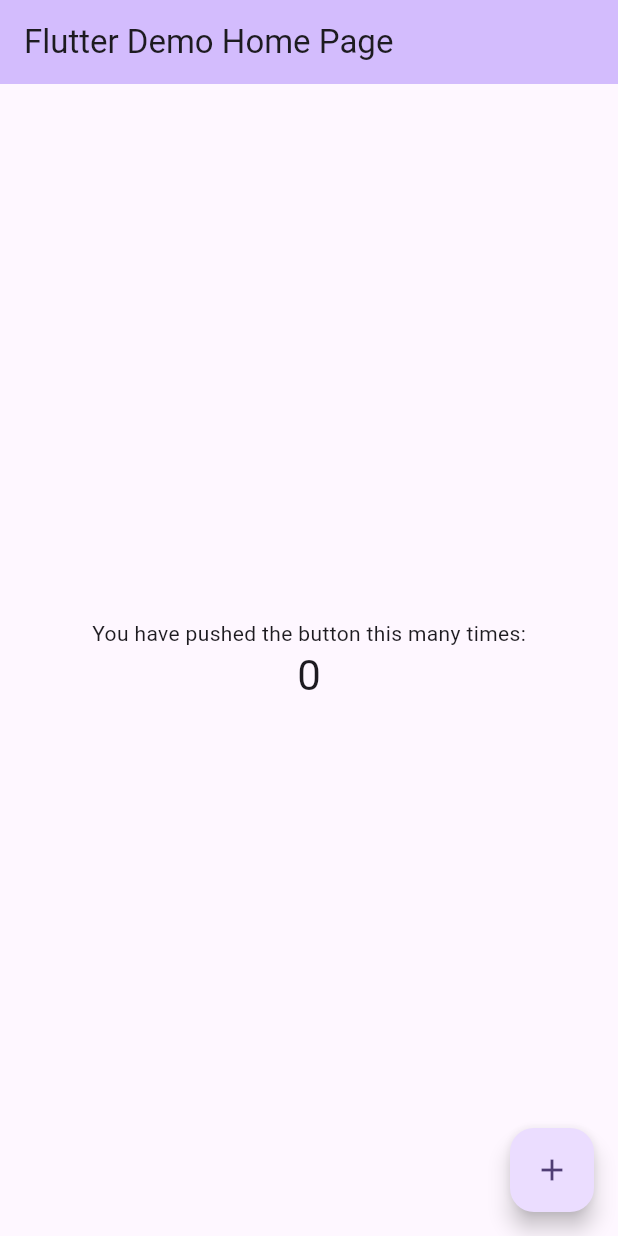
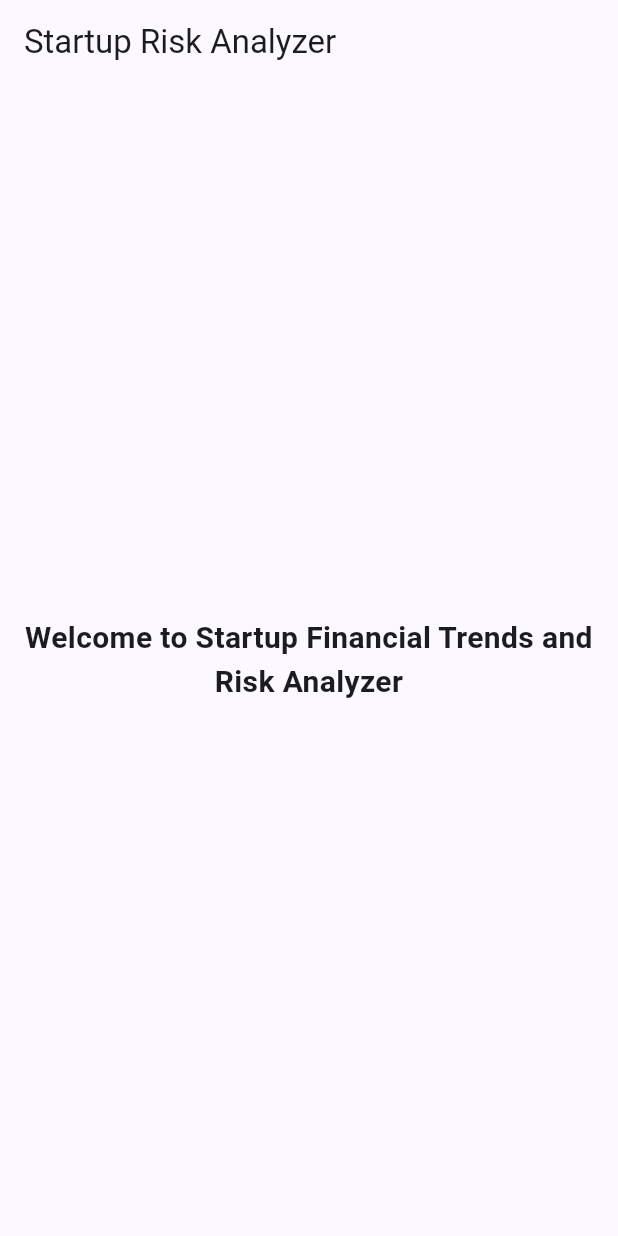
Before and after one commit to Cyber-ANGEL07/startup_financial_analyzer, a Flutter app: the screen it shows after launch, on a phone screen of 412 x 824 dp. Run offline on Flutter 3.47's test engine with Material 3 defaults, Android fonts, the phone set to English and light mode, and no system bars.

Commit message:
Seperate home screen from main app file

```diff
--- a/lib/main.dart
+++ b/lib/main.dart
@@ -1,122 +1,23 @@
 import 'package:flutter/material.dart';
+import 'screens/home_screen.dart';
 
 void main() {
-  runApp(const MyApp());
+  runApp(const StartupRiskAnalyzerApp());
 }
 
-class MyApp extends StatelessWidget {
-  const MyApp({super.key});
+class StartupRiskAnalyzerApp extends StatelessWidget {
+  const StartupRiskAnalyzerApp({super.key});
 
-  // This widget is the root of your application.
   @override
   Widget build(BuildContext context) {
     return MaterialApp(
-      title: 'Flutter Demo',
+      debugShowCheckedModeBanner: false,
+      title: 'Startup Financial Analyzer',
       theme: ThemeData(
-        // This is the theme of your application.
-        //
-        // TRY THIS: Try running your application with "flutter run". You'll see
-        // the application has a purple toolbar. Then, without quitting the app,
-        // try changing the seedColor in the colorScheme below to Colors.green
-        // and then invoke "hot reload" (save your changes or press the "hot
-        // reload" button in a Flutter-supported IDE, or press "r" if you used
-        // the command line to start the app).
-        //
-        // Notice that the counter didn't reset back to zero; the application
-        // state is not lost during the reload. To reset the state, use hot
-        // restart instead.
-        //
-        // This works for code too, not just values: Most code changes can be
-        // tested with just a hot reload.
-        colorScheme: .fromSeed(seedColor: Colors.deepPurple),
+        useMaterial3: true,
+        colorSchemeSeed: Colors.indigo,
       ),
-      home: const MyHomePage(title: 'Flutter Demo Home Page'),
+      home: const HomeScreen(),
     );
   }
 }
-
-class MyHomePage extends StatefulWidget {
-  const MyHomePage({super.key, required this.title});
-
-  // This widget is the home page of your application. It is stateful, meaning
-  // that it has a State object (defined below) that contains fields that affect
-  // how it looks.
-
-  // This class is the configuration for the state. It holds the values (in this
-  // case the title) provided by the parent (in this case the App widget) and
-  // used by the build method of the State. Fields in a Widget subclass are
-  // always marked "final".
-
-  final String title;
-
-  @override
-  State<MyHomePage> createState() => _MyHomePageState();
-}
-
-class _MyHomePageState extends State<MyHomePage> {
-  int _counter = 0;
-
-  void _incrementCounter() {
-    setState(() {
-      // This call to setState tells the Flutter framework that something has
-      // changed in this State, which causes it to rerun the build method below
-      // so that the display can reflect the updated values. If we changed
-      // _counter without calling setState(), then the build method would not be
-      // called again, and so nothing would appear to happen.
-      _counter++;
-    });
-  }
-
-  @override
-  Widget build(BuildContext context) {
-    // This method is rerun every time setState is called, for instance as done
-    // by the _incrementCounter method above.
-    //
-    // The Flutter framework has been optimized to make rerunning build methods
-    // fast, so that you can just rebuild anything that needs updating rather
-    // than having to individually change instances of widgets.
-    return Scaffold(
-      appBar: AppBar(
-        // TRY THIS: Try changing the color here to a specific color (to
-        // Colors.amber, perhaps?) and trigger a hot reload to see the AppBar
-        // change color while the other colors stay the same.
-        backgroundColor: Theme.of(context).colorScheme.inversePrimary,
-        // Here we take the value from the MyHomePage object that was created by
-        // the App.build method, and use it to set our appbar title.
-        title: Text(widget.title),
-      ),
-      body: Center(
-        // Center is a layout widget. It takes a single child and positions it
-        // in the middle of the parent.
-        child: Column(
-          // Column is also a layout widget. It takes a list of children and
-          // arranges them vertically. By default, it sizes itself to fit its
-          // children horizontally, and tries to be as tall as its parent.
-          //
-          // Column has various properties to control how it sizes itself and
-          // how it positions its children. Here we use mainAxisAlignment to
-          // center the children vertically; the main axis here is the vertical
-          // axis because Columns are vertical (the cross axis would be
-          // horizontal).
-          //
-          // TRY THIS: Invoke "debug painting" (choose the "Toggle Debug Paint"
-          // action in the IDE, or press "p" in the console), to see the
-          // wireframe for each widget.
-          mainAxisAlignment: .center,
-          children: [
-            const Text('You have pushed the button this many times:'),
-            Text(
-              '$_counter',
-              style: Theme.of(context).textTheme.headlineMedium,
-            ),
-          ],
-        ),
-      ),
-      floatingActionButton: FloatingActionButton(
-        onPressed: _incrementCounter,
-        tooltip: 'Increment',
-        child: const Icon(Icons.add),
-      ),
-    );
-  }
-}
--- /dev/null
+++ b/lib/screens/home_screen.dart
@@ -0,0 +1,24 @@
+import 'package:flutter/material.dart';
+
+class HomeScreen extends StatelessWidget {
+  const HomeScreen({super.key});
+
+  @override
+  Widget build(BuildContext context) {
+    return Scaffold(
+      appBar: AppBar(
+        title: const Text('Startup Risk Analyzer'),
+      ),
+      body: const Center(
+        child: Text(
+          'Welcome to Startup Financial Trends and Risk Analyzer',
+          textAlign: TextAlign.center,
+          style: TextStyle(
+            fontSize: 20,
+            fontWeight: FontWeight.bold,
+          ),
+        ),
+      ),
+    );
+  }
+}
```
